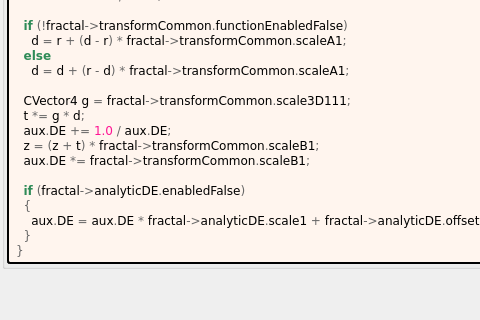
Above: mandelbulber2/formula/ui/transf_add_spherical_invert.ui from buddhi1980/mandelbulber2 before the change; both pictures show x 0 to 480 and y 475 to 795 of the 934 by 1079 pixel window. Below: the same form after it.
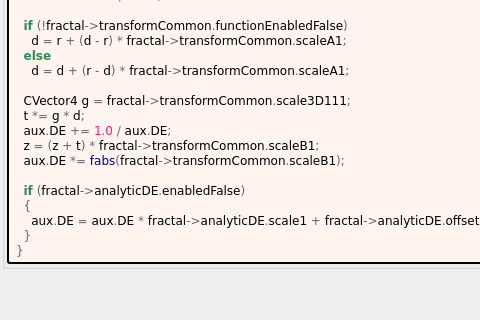
That is the form after the change. Custom widgets are drawn as their Qt base class.

Patch:
```diff
--- a/mandelbulber2/formula/ui/transf_add_spherical_invert.ui
+++ b/mandelbulber2/formula/ui/transf_add_spherical_invert.ui
@@ -403,7 +403,7 @@
         </property>
         <property name="text">
          <string notr="true">&lt;body style=&quot;background-color:#fff5ee&quot;&gt;
-&lt;pre style=&quot;color:#000000; background-color:#fff5ee;  font-family:&#039;Courier New&#039;,monospace;&quot;&gt;&lt;span style=&quot;color:#2e8b57; font-weight:bold&quot;&gt;void&lt;/span&gt; &lt;span style=&quot;color:#00008f&quot;&gt;TransfAddSphericalInvertIteration&lt;/span&gt;&lt;span style=&quot;color:#676767&quot;&gt;(&lt;/span&gt;
+&lt;pre style=&quot;color:#000000; background-color:#fff5ee;  font-family:&#039;Courier New&#039;,monospace;white-space: pre-wrap;&quot;&gt;&lt;span style=&quot;color:#2e8b57; font-weight:bold&quot;&gt;void&lt;/span&gt; &lt;span style=&quot;color:#00008f&quot;&gt;TransfAddSphericalInvertIteration&lt;/span&gt;&lt;span style=&quot;color:#676767&quot;&gt;(&lt;/span&gt;
   CVector4 &lt;span style=&quot;color:#676767&quot;&gt;&amp;amp;&lt;/span&gt;z&lt;span style=&quot;color:#676767&quot;&gt;,&lt;/span&gt; &lt;span style=&quot;color:#2e8b57; font-weight:bold&quot;&gt;const&lt;/span&gt; sFractal &lt;span style=&quot;color:#676767&quot;&gt;*&lt;/span&gt;fractal&lt;span style=&quot;color:#676767&quot;&gt;,&lt;/span&gt; sExtendedAux &lt;span style=&quot;color:#676767&quot;&gt;&amp;amp;&lt;/span&gt;aux&lt;span style=&quot;color:#676767&quot;&gt;)&lt;/span&gt;
 &lt;span style=&quot;color:#676767&quot;&gt;{&lt;/span&gt;
   CVector4 t &lt;span style=&quot;color:#676767&quot;&gt;=&lt;/span&gt; z&lt;span style=&quot;color:#676767&quot;&gt;;&lt;/span&gt;
@@ -419,7 +419,7 @@
   t &lt;span style=&quot;color:#676767&quot;&gt;*=&lt;/span&gt; g &lt;span style=&quot;color:#676767&quot;&gt;*&lt;/span&gt; d&lt;span style=&quot;color:#676767&quot;&gt;;&lt;/span&gt;
   aux&lt;span style=&quot;color:#676767&quot;&gt;.&lt;/span&gt;DE &lt;span style=&quot;color:#676767&quot;&gt;+=&lt;/span&gt; &lt;span style=&quot;color:#ff1493&quot;&gt;1.0&lt;/span&gt; &lt;span style=&quot;color:#676767&quot;&gt;/&lt;/span&gt; aux&lt;span style=&quot;color:#676767&quot;&gt;.&lt;/span&gt;DE&lt;span style=&quot;color:#676767&quot;&gt;;&lt;/span&gt;
   z &lt;span style=&quot;color:#676767&quot;&gt;= (&lt;/span&gt;z &lt;span style=&quot;color:#676767&quot;&gt;+&lt;/span&gt; t&lt;span style=&quot;color:#676767&quot;&gt;) *&lt;/span&gt; fractal&lt;span style=&quot;color:#676767&quot;&gt;-&amp;gt;&lt;/span&gt;transformCommon&lt;span style=&quot;color:#676767&quot;&gt;.&lt;/span&gt;scaleB1&lt;span style=&quot;color:#676767&quot;&gt;;&lt;/span&gt;
-  aux&lt;span style=&quot;color:#676767&quot;&gt;.&lt;/span&gt;DE &lt;span style=&quot;color:#676767&quot;&gt;*=&lt;/span&gt; fractal&lt;span style=&quot;color:#676767&quot;&gt;-&amp;gt;&lt;/span&gt;transformCommon&lt;span style=&quot;color:#676767&quot;&gt;.&lt;/span&gt;scaleB1&lt;span style=&quot;color:#676767&quot;&gt;;&lt;/span&gt;
+  aux&lt;span style=&quot;color:#676767&quot;&gt;.&lt;/span&gt;DE &lt;span style=&quot;color:#676767&quot;&gt;*=&lt;/span&gt; &lt;span style=&quot;color:#00008f&quot;&gt;fabs&lt;/span&gt;&lt;span style=&quot;color:#676767&quot;&gt;(&lt;/span&gt;fractal&lt;span style=&quot;color:#676767&quot;&gt;-&amp;gt;&lt;/span&gt;transformCommon&lt;span style=&quot;color:#676767&quot;&gt;.&lt;/span&gt;scaleB1&lt;span style=&quot;color:#676767&quot;&gt;);&lt;/span&gt;
 
   &lt;span style=&quot;color:#2e8b57; font-weight:bold&quot;&gt;if&lt;/span&gt; &lt;span style=&quot;color:#676767&quot;&gt;(&lt;/span&gt;fractal&lt;span style=&quot;color:#676767&quot;&gt;-&amp;gt;&lt;/span&gt;analyticDE&lt;span style=&quot;color:#676767&quot;&gt;.&lt;/span&gt;enabledFalse&lt;span style=&quot;color:#676767&quot;&gt;)&lt;/span&gt;
   &lt;span style=&quot;color:#676767&quot;&gt;{&lt;/span&gt;
```
